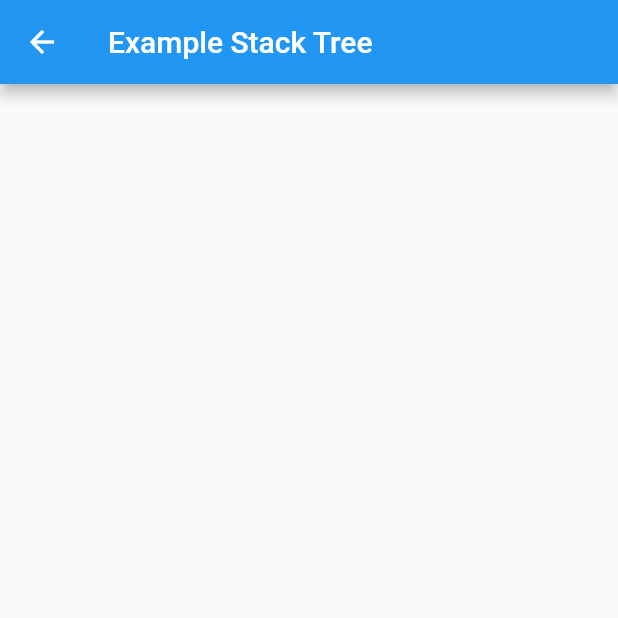
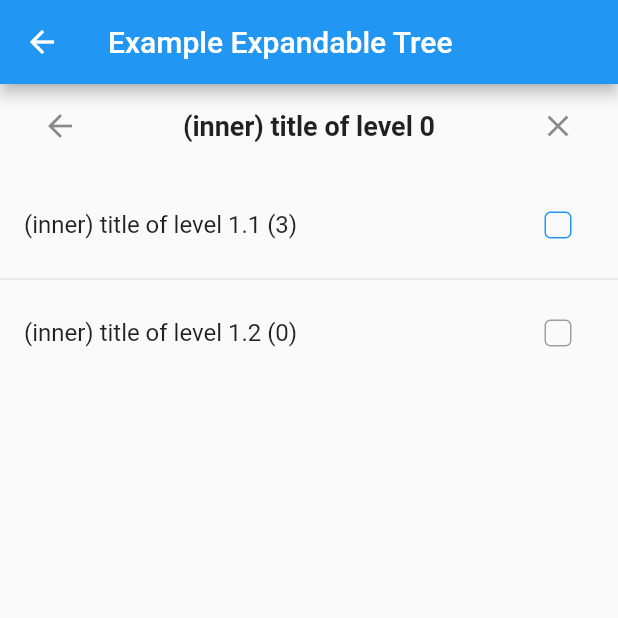
Before and after one commit to nvbien2000/tree_view_flutter, a Flutter app: the screen it shows after launch, after a tap on "Example Stack Tree", on a phone screen of 412 x 824 dp, the top half of it. Run offline on Flutter 3.47's test engine with Material 2 defaults, Android fonts, the phone set to English and light mode, and no system bars.

Commit message:
first commit

```diff
--- /dev/null
+++ b/example/lib/data/custom_node_type.dart
@@ -0,0 +1,27 @@
+import 'dart:math';
+
+import 'package:tree_view_flutter/tree_view_flutter.dart';
+
+class CustomNodeType extends AbsNodeType {
+  CustomNodeType({
+    required dynamic id,
+    required dynamic title,
+    this.subtitle,
+    bool isInner = true,
+  }) : super(id: id, title: title, isInner: isInner);
+
+  String? subtitle;
+
+  CustomNodeType.sampleInner(String level) : super(id: -1, title: "") {
+    super.id = Random().nextInt(100000);
+    super.title = "(inner) title of level $level";
+    subtitle = "subtitle of level = $level";
+  }
+
+  CustomNodeType.sampleLeaf(String level) : super(id: -1, title: "") {
+    super.id = Random().nextInt(100000);
+    super.title = "(leaf) title of level $level";
+    subtitle = "subtitle of level = $level";
+    super.isInner = false;
+  }
+}
--- /dev/null
+++ b/example/lib/data/example_tree_type.dart
@@ -0,0 +1,82 @@
+import 'package:tree_view_flutter/tree_view_flutter.dart';
+
+import 'custom_node_type.dart';
+
+List<TreeType<CustomNodeType>> sampleTreeType<T extends AbsNodeType>() {
+  var root =  TreeType<CustomNodeType>(
+    data: CustomNodeType.sampleInner("0"),
+    children: [],
+    parent: null,
+  );
+
+  // ------------------ lv 1
+
+  var lv1_1 = TreeType<CustomNodeType>(
+    data: CustomNodeType.sampleInner("1.1"),
+    children: [],
+    parent: root,
+  );
+
+  var lv1_2 = TreeType<CustomNodeType>(
+    data: CustomNodeType.sampleInner("1.2"),
+    children: [],
+    parent: root,
+  );
+
+  // ------------------ lv 2
+
+  var lv2_1 = TreeType<CustomNodeType>(
+    data: CustomNodeType.sampleInner("2.1"),
+    children: [],
+    parent: lv1_1,
+  );
+
+  var lv2_2 = TreeType<CustomNodeType>(
+    data: CustomNodeType.sampleInner("2.2"),
+    children: [],
+    parent: lv1_1,
+  );
+
+  var lv2_3 = TreeType<CustomNodeType>(
+    data: CustomNodeType.sampleInner("2.3"),
+    children: [],
+    parent: lv1_1,
+  );
+
+  // ------------------ lv 2
+
+  var lv3_1 = TreeType<CustomNodeType>(
+    data: CustomNodeType.sampleLeaf("3.1"),
+    children: [],
+    parent: lv2_1,
+  );
+
+  var lv3_2 = TreeType<CustomNodeType>(
+    data: CustomNodeType.sampleLeaf("3.2"),
+    children: [],
+    parent: lv2_1,
+  );
+
+  var lv3_3 = TreeType<CustomNodeType>(
+    data: CustomNodeType.sampleLeaf("3.3"),
+    children: [],
+    parent: lv2_1,
+  );
+
+  var lv3_4 = TreeType<CustomNodeType>(
+    data: CustomNodeType.sampleLeaf("3.4"),
+    children: [],
+    parent: lv2_2,
+  );
+
+  // --- connect everything together
+
+  root.children.addAll([lv1_1, lv1_2]);
+  lv1_1.children.addAll([lv2_1, lv2_2, lv2_3]);
+  lv2_1.children.addAll([lv3_1, lv3_2, lv3_3]);
+  lv2_2.children.addAll([lv3_4]);
+
+  updateAllUnavailableNodes(root);
+
+  return [lv1_1, lv1_2];
+}
--- a/example/lib/ex_stack_tree_screen.dart
+++ b/example/lib/ex_stack_tree_screen.dart
@@ -1,4 +1,7 @@
 import 'package:flutter/material.dart';
+import 'package:tree_view_flutter/tree_view_flutter.dart';
+
+import 'data/example_tree_type.dart';
 
 class ExStackTreeScreen extends StatefulWidget {
   const ExStackTreeScreen({super.key});
@@ -10,9 +13,14 @@ class ExStackTreeScreen extends StatefulWidget {
 class _ExStackTreeScreenState extends State<ExStackTreeScreen> {
   @override
   Widget build(BuildContext context) {
+    var listTrees = sampleTreeType();
+
     return Scaffold(
-      appBar: AppBar(title: const Text("Example Stack Tree")),
-      body: Container(),
+      appBar: AppBar(title: const Text("Example Expandable Tree")),
+      body: StackTreeWidget(
+        properties: TreeViewProperties(),
+        listTrees: listTrees,
+      ),
     );
   }
 }
--- a/lib/widgets/stack_tree_widget.dart
+++ b/lib/widgets/stack_tree_widget.dart
@@ -1,24 +1,19 @@
 import 'package:flutter/material.dart';
 import 'package:tree_view_flutter/tree_view_flutter.dart';
 
-/// **Note 1**: When access this sheet for the first time,
-/// it could open a child, not root of the tree. Therefore we need
-/// a variable to know where is its parent.
-///
-/// **Note 2**: WHEN there is only 1 entire a tree: `listTrees = [root]`.
-///
-/// **Note 3**: Entire data is parsed only 1 time.
-///
-/// **Note 4**: Specify tree view widget's height
+/// This tree widget is a stack view (not expandable view). So there is a
+/// special requirement: you can start with a list of children tree rather than
+/// the root. If you want to start with root, you can pass the argument:
+/// `listTrees = [root]`
 class StackTreeWidget<T extends AbsNodeType> extends StatefulWidget {
   const StackTreeWidget({
     super.key,
     required this.properties,
-    required this.fetchDataFunction,
+    required this.listTrees,
   });
 
   final TreeViewProperties properties;
-  final Future<List<TreeType<T>>> fetchDataFunction;
+  final List<TreeType<T>> listTrees;
 
   @override
   State<StackTreeWidget> createState() => _StackTreeWidgetState<T>();
@@ -29,35 +24,29 @@ class _StackTreeWidgetState<T extends AbsNodeType>
   List<TreeType<T>> listTrees = [];
 
   @override
+  void initState() {
+    listTrees = widget.listTrees;
+    super.initState();
+  }
+
+  @override
   Widget build(BuildContext context) {
-    return FutureBuilder<List<TreeType<T>>>(
-      future: widget.fetchDataFunction,
-      builder: (_, snapshot) {
-        if (snapshot.hasData) {
-          listTrees = snapshot.data ?? [];
-          if (listTrees.isEmpty) {
-            return widget.properties.emptyWidget;
-          } else {
-            return _buildTreeView();
-          }
-        } else if (snapshot.hasError) {
-          return DefaultErrorWidget(snapshot.error.toString());
-        }
-
-        return widget.properties.loadingWidget;
-      },
-    );
+    if (listTrees.isEmpty) {
+      return widget.properties.emptyWidget;
+    } else {
+      return _buildTreeView();
+    }
   }
 
   Widget _buildTreeView() {
     if (listTrees[0].parent == null) {
-      return _buildRootsOfTrees();
+      return _buildRootOfTree();
     } else {
-      return _buildChildrenOfTrees();
+      return _buildOtherChildrenOfTree();
     }
   }
 
-  Widget _buildRootsOfTrees() {
+  Widget _buildRootOfTree() {
     return Column(
       children: [
         //? top title
@@ -75,13 +64,13 @@ class _StackTreeWidgetState<T extends AbsNodeType>
         ),
         const SizedBox(height: 10),
 
-        //? main view, including 1 root
+        //? main view
         Expanded(
           child: ListView.separated(
             itemCount: listTrees.length,
             itemBuilder: (_, int index) {
               if (listTrees[index].isLeaf) {
-                return _buildLeafNodeWidget(listTrees[index]);
+                return _buildLeafWidget(listTrees[index]);
               } else {
                 return _buildInnerNodeWidget(listTrees[index]);
               }
@@ -93,11 +82,12 @@ class _StackTreeWidgetState<T extends AbsNodeType>
     );
   }
 
-  Widget _buildChildrenOfTrees() {
+  Widget _buildOtherChildrenOfTree() {
     return Column(
       children: [
         //? top title is current tree's parent title
         ListTile(
+          //? back button
           leading: IconButton(
             icon: const Icon(Icons.arrow_back_outlined),
             onPressed: () {
@@ -114,10 +104,12 @@ class _StackTreeWidgetState<T extends AbsNodeType>
               });
             },
           ),
+          //? close button
           trailing: IconButton(
             icon: const Icon(Icons.close),
             onPressed: () => Navigator.of(context).pop(),
           ),
+          //? title
           title: Text(
             listTrees[0].parent!.data.title,
             style: widget.properties.titleStyle,
@@ -133,10 +125,10 @@ class _StackTreeWidgetState<T extends AbsNodeType>
             itemBuilder: (BuildContext context, int index) {
               var currentTree = listTrees[index];
 
-              if (currentTree.data.isInner) {
+              if (currentTree.isLeaf) {
+                return _buildLeafWidget(listTrees[index]);
+              } else {
                 return _buildInnerNodeWidget(currentTree);
-              } else {
-                return _buildLeafNodeWidget(listTrees[index]);
               }
             },
             separatorBuilder: (_, __) => const Divider(),
@@ -146,31 +138,31 @@ class _StackTreeWidgetState<T extends AbsNodeType>
     );
   }
 
-  Widget _buildLeafNodeWidget(TreeType<T> leafTree) {
+  Widget _buildLeafWidget(TreeType<T> leaf) {
     return ListTile(
       onTap: () {},
       title: Text(
-        leafTree.data.title,
+        leaf.data.title,
         style: widget.properties.listTileTitleStyle,
       ),
       leading: widget.properties.leafLeadingWidget,
       trailing: Checkbox(
         tristate: true,
-        side: leafTree.data.isUnavailable
+        side: leaf.data.isUnavailable
             ? const BorderSide(color: Colors.grey, width: 1.0)
             : BorderSide(color: Theme.of(context).primaryColor, width: 1.0),
-        value: leafTree.data.isChosen,
+        value: leaf.data.isChosen,
         shape: const RoundedRectangleBorder(
           borderRadius: BorderRadius.all(Radius.circular(4)),
         ),
         //! leaf [isChosen] is always true or false, cannot be null
-        onChanged: leafTree.data.isUnavailable
+        onChanged: leaf.data.isUnavailable
             ? null
             : (_) => setState(
                 // leaf always has bool value (not null).
                 () => updateTreeMultipleChoice(
-                      leafTree,
-                      !leafTree.data.isChosen!,
+                      leaf,
+                      !leaf.data.isChosen!,
                     )),
       ),
     );
```
Also changed, not shown: example/lib/ex_expandable_tree_screen.dart (+9 -1 lines), lib/functions/tree_traversal_functions.dart (+14 -0 lines), lib/widgets/tree_view_properties.dart (+21 -21 lines), 2 other files.
